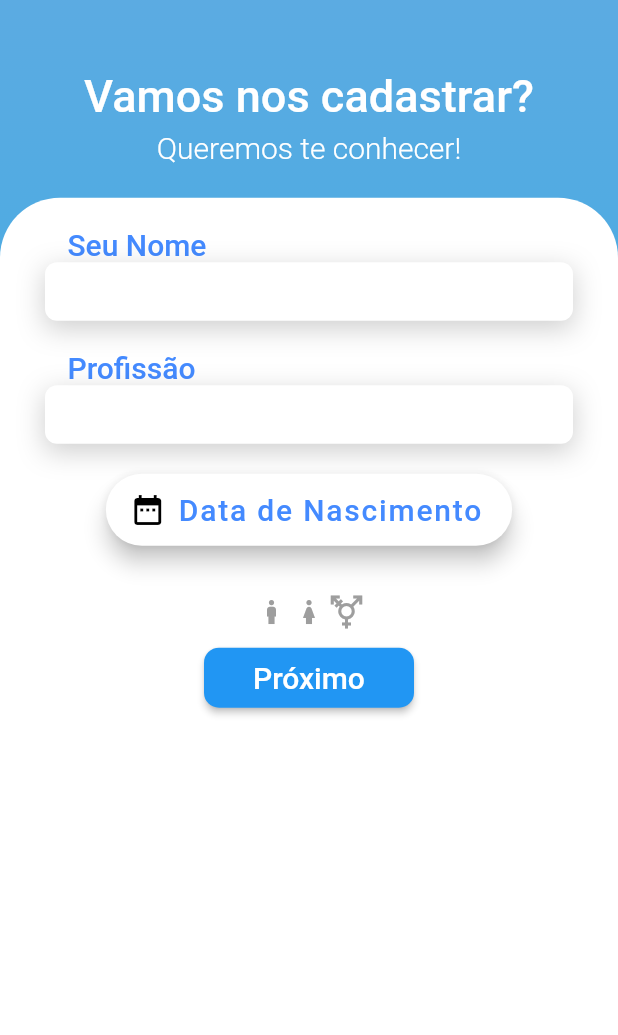
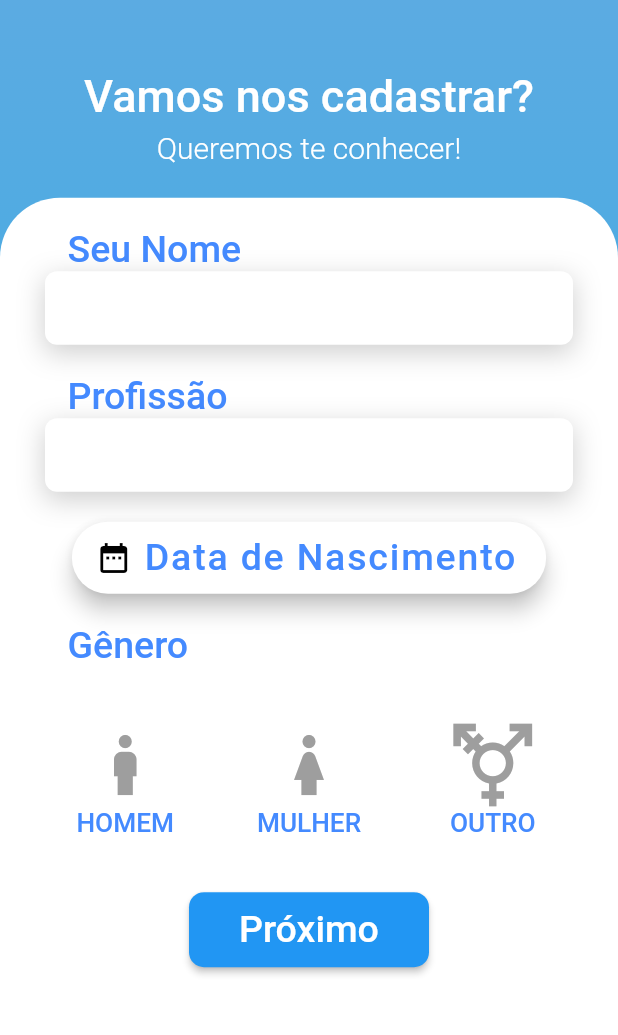
Before and after one commit to Paula-Project/Paula-app, a Flutter app: the SingupPage screen opened by its route, on a phone screen of 412 x 824 dp, the part 177-1212 px from its top. Run offline on Flutter 3.47's test engine with Material 2 defaults, Android fonts, the phone set to English and light mode, and no system bars; our stand-ins replace flutter_datetime_picker, page_transition; missing offline and left inert: gender_picker; Roboto replaces fonts that are missing (Nunito).

Commit message:
Desenvolvimento da Tela singup_page_part1, versão 5.

```diff
--- a/lib/app/views/singup_page_part1.dart
+++ b/lib/app/views/singup_page_part1.dart
@@ -107,7 +107,7 @@ class _SingupPageState extends State<SingupPage> {
                                             child: Text("Seu Nome",
                                                 style: TextStyle(
                                                     color: Colors.blueAccent,
-                                                    fontSize: 20,
+                                                    fontSize: 25,
                                                     fontFamily: "Nunito",
                                                     fontWeight: FontWeight.w500)),
                                           ),
@@ -125,7 +125,7 @@ class _SingupPageState extends State<SingupPage> {
                                             decoration: InputDecoration(
                                               contentPadding:
                                               const EdgeInsets.symmetric(
-                                                  vertical: 10,
+                                                  vertical: 15,
                                                   horizontal: 4),
                                               isDense: true,
                                               fillColor: Colors.white,
@@ -153,7 +153,7 @@ class _SingupPageState extends State<SingupPage> {
                                             child: Text("Profissão",
                                                 style: TextStyle(
                                                     color: Colors.blueAccent,
-                                                    fontSize: 20,
+                                                    fontSize: 25,
                                                     fontFamily: "Nunito",
                                                     fontWeight: FontWeight.w500)),
                                           ),
@@ -171,7 +171,7 @@ class _SingupPageState extends State<SingupPage> {
                                             decoration: InputDecoration(
                                               contentPadding:
                                               const EdgeInsets.symmetric(
-                                                  vertical: 10,
+                                                  vertical: 15,
                                                   horizontal: 6),
                                               isDense: true,
                                               fillColor: Colors.white,
@@ -222,7 +222,7 @@ class _SingupPageState extends State<SingupPage> {
                                             "Data de Nascimento",
                                             style: TextStyle(
                                                 color: Colors.blueAccent,
-                                                fontSize: 20,
+                                                fontSize: 25,
                                                 fontFamily: "Nunito",
                                                 fontWeight: FontWeight.w500),
                                           ),
@@ -232,20 +232,75 @@ class _SingupPageState extends State<SingupPage> {
                                         Container(
                                           height: 20,
                                         ),
-                                        ToggleButtons(
-                                          constraints: BoxConstraints(),
+                                        Padding(
+                                          padding: const EdgeInsets.fromLTRB(15, 0, 15, 0),
+                                          child: Align(
+                                            alignment: Alignment.centerLeft,
+                                            child: Text("Gênero",
+                                                style: TextStyle(
+                                                    color: Colors.blueAccent,
+                                                    fontSize: 25,
+                                                    fontFamily: "Nunito",
+                                                    fontWeight: FontWeight.w500)),
+                                          ),
+                                        ),
+                                        Container(
+                                          height: 20,
+                                        ),
+                                        Padding(
+                                          padding: const EdgeInsets.only(top: 30, bottom: 30),
+                                          child: Transform.scale(
+                                            scale: 2.5,
+                                            child: ToggleButtons(
+                                              children: <Widget>[
+                                                Column(
+                                                  mainAxisAlignment: MainAxisAlignment.center,
                                                   children: <Widget>[
                                                     Icon(
                                                       Icons.boy_outlined,
                                                       color: Colors.grey,
                                                     ),
+                                                    Text("HOMEM",
+                                                        style: TextStyle(
+                                                            color: Colors.blueAccent,
+                                                            fontSize: 7,
+                                                            fontFamily: "Nunito",
+                                                            fontWeight: FontWeight.w500)
+                                                    ),
+                                                  ],
+                                                ),
+                                                Column(
+                                                  mainAxisAlignment: MainAxisAlignment.center,
+                                                  children: [
                                                     Icon(
                                                       Icons.girl_outlined,
                                                       color: Colors.grey,),
+                                                    Text("MULHER",
+                                                        style: TextStyle(
+                                                            color: Colors.blueAccent,
+                                                            fontSize: 7,
+                                                            fontFamily: "Nunito",
+                                                            fontWeight: FontWeight.w500)
+                                                    ),
+                                                  ],
+                                                ),
+                                                Column(
+                                                  mainAxisAlignment: MainAxisAlignment.center,
+                                                  children: [
                                                     Icon(
                                                       Icons.transgender_outlined,
                                                       color: Colors.grey,
                                                     ),
+                                                    Text("OUTRO",
+                                                        style: TextStyle(
+                                                            color: Colors.blueAccent,
+                                                            fontSize: 7,
+                                                            fontFamily: "Nunito",
+                                                            fontWeight: FontWeight.w500)
+                                                    ),
+                                                  ],
+                                                ),
+
                                               ],
                                               onPressed: (int index) {
                                                 setState(() {
@@ -260,9 +315,14 @@ class _SingupPageState extends State<SingupPage> {
                                               },
                                               isSelected: isSelected,
                                             ),
+                                          ),
+                                        ),
+                                        Container(
+                                          height: 20,
+                                        ),
                                         SizedBox(
-                                          width: 140,
-                                          height: 40,
+                                          width: 160,
+                                          height: 50,
                                           child: ElevatedButton(
                                             onPressed: () {
 
@@ -280,7 +340,7 @@ class _SingupPageState extends State<SingupPage> {
                                                       side: BorderSide.none)),
                                             ),
                                             child: const Text("Próximo",
-                                                style: TextStyle(fontSize: 20)),
+                                                style: TextStyle(fontSize: 25)),
                                           ),
                                         ),
                                       ],
```
Lines whose indentation alone changed are shown as unchanged.
